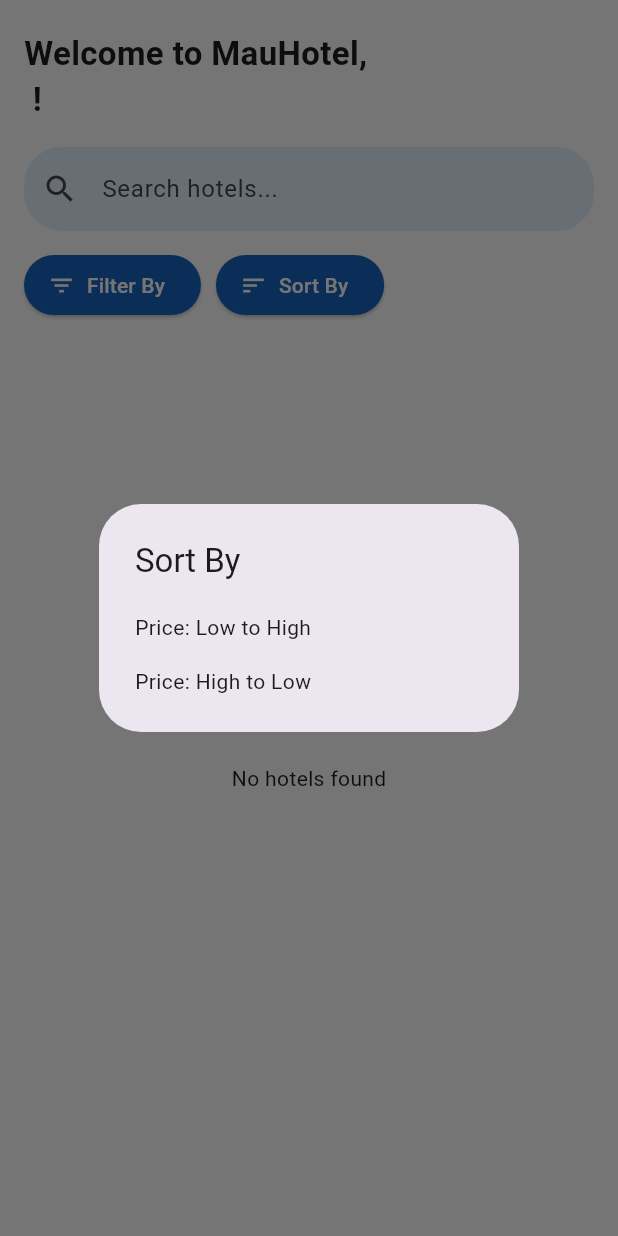
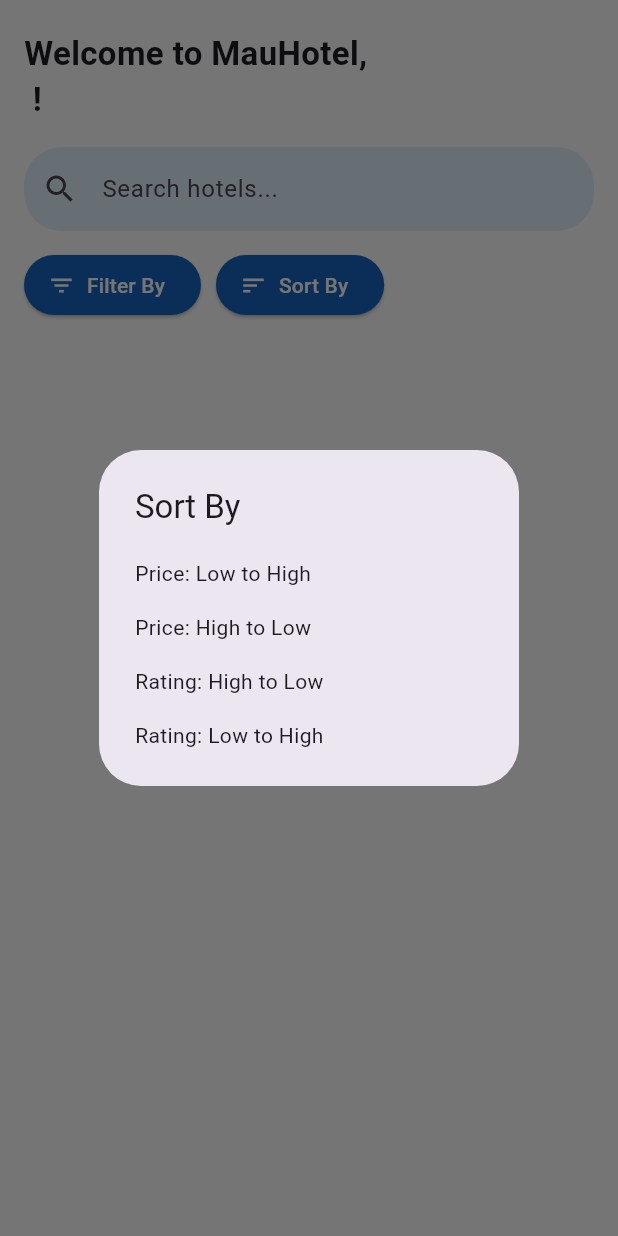
Before and after one commit to Tishar07/MauHotel, a Flutter app: the HomePage screen opened directly, after a tap on "Sort By", on a phone screen of 412 x 824 dp. Run offline on Flutter 3.47's test engine with Material 3 defaults, Android fonts, the light colour scheme and no system bars; our stand-ins replace supabase_flutter; accounts and stored records are empty.

Commit message:
EYY BOL LI BON ASTER

```diff
--- a/lib/Pages/home_page.dart
+++ b/lib/Pages/home_page.dart
@@ -1,42 +1,7 @@
 import 'package:flutter/material.dart';
 import 'package:supabase_flutter/supabase_flutter.dart';
-import 'hotel_view_page.dart';
-
-class Hotel {
-  final int id;
-  final String name;
-  final String description;
-  final double pricePerNight;
-  final String currency;
-  final String category;
-  final String imageUrl;
-  double rating; // now mutable so we can update after fetching reviews
-  int reviews;
-
-  Hotel({
-    required this.id,
-    required this.name,
-    required this.description,
-    required this.pricePerNight,
-    required this.currency,
-    required this.category,
-    required this.imageUrl,
-    this.rating = 0,
-    this.reviews = 0,
-  });
-
-  factory Hotel.fromJson(Map<String, dynamic> json) {
-    return Hotel(
-      id: json['hotel_id'] ?? 0,
-      name: json['name'] ?? 'Unknown Hotel',
-      description: json['description'] ?? '',
-      pricePerNight: (json['price_per_night'] ?? 0).toDouble(),
-      currency: json['currency'] ?? 'MUR',
-      category: json['category'] ?? '',
-      imageUrl: json['image_url'] ?? 'assets/Hotel_images/placeholder.jpg',
-    );
-  }
-}
+import '../models/hotel_model.dart';
+import 'hotel_details_page.dart';
 
 class HomePage extends StatefulWidget {
   const HomePage({super.key});
@@ -54,7 +19,6 @@ class _HomePageState extends State<HomePage> {
 
   String? _selectedSort;
   Map<String, String> _selectedFilters = {};
-
   String? _firstName;
   String? _lastName;
 
@@ -83,13 +47,12 @@ class _HomePageState extends State<HomePage> {
         });
       }
     } catch (e) {
-      debugPrint('Error fetching user: $e');
+      debugPrint('Error fetching user name: $e');
     }
   }
 
   Future<void> _fetchHotels() async {
     setState(() => _isLoading = true);
-
     try {
       dynamic query = supabase.from('hotels').select();
 
@@ -97,6 +60,7 @@ class _HomePageState extends State<HomePage> {
       final amenity = _selectedFilters['amenity'];
       final search = _searchController.text.trim();
 
+      // Apply filters
       if (category != null && category.isNotEmpty) {
         query = query.eq('category', category);
       }
@@ -109,7 +73,7 @@ class _HomePageState extends State<HomePage> {
         query = query.ilike('name', '%$search%');
       }
 
-      // Sorting logic
+      // Sorting options
       switch (_selectedSort) {
         case 'price_low_to_high':
           query = query.order('price_per_night', ascending: true);
@@ -117,55 +81,25 @@ class _HomePageState extends State<HomePage> {
         case 'price_high_to_low':
           query = query.order('price_per_night', ascending: false);
           break;
+        case 'rating_high_to_low':
+          query = query.order('rating_avg', ascending: false);
+          break;
+        case 'rating_low_to_high':
+          query = query.order('rating_avg', ascending: true);
+          break;
       }
 
       final data = await query;
       final hotels = (data as List).map((e) => Hotel.fromJson(e)).toList();
 
-      // Now fetch review data for each hotel
-      await _fetchReviewsForHotels(hotels);
-
       setState(() => _hotels = hotels);
     } catch (e, st) {
-      debugPrint('Fetch error: $e\n$st');
+      debugPrint('Error fetching hotels: $e\n$st');
       ScaffoldMessenger.of(
         context,
-      ).showSnackBar(const SnackBar(content: Text('Error fetching hotels')));
+      ).showSnackBar(const SnackBar(content: Text('Failed to fetch hotels')));
     } finally {
       setState(() => _isLoading = false);
-    }
-  }
-
-  Future<void> _fetchReviewsForHotels(List<Hotel> hotels) async {
-    try {
-      final hotelIds = hotels.map((h) => h.id).toList();
-      final response = await supabase
-          .from('reviews')
-          .select('hotel_id, rating')
-          .inFilter('hotel_id', hotelIds);
-
-      final List<dynamic> reviewsData = response as List<dynamic>;
-
-      // Group and calculate average
-      for (final hotel in hotels) {
-        final hotelReviews = reviewsData
-            .where((r) => r['hotel_id'] == hotel.id)
-            .toList();
-
-        if (hotelReviews.isNotEmpty) {
-          final totalRating = hotelReviews
-              .map((r) => (r['rating'] ?? 0).toDouble())
-              .reduce((a, b) => a + b);
-          final avgRating = totalRating / hotelReviews.length;
-          hotel.rating = avgRating;
-          hotel.reviews = hotelReviews.length;
-        } else {
-          hotel.rating = 0;
-          hotel.reviews = 0;
-        }
-      }
-    } catch (e) {
-      debugPrint('Error fetching review data: $e');
     }
   }
 
@@ -177,9 +111,12 @@ class _HomePageState extends State<HomePage> {
         children: [
           _sortOption('Price: Low to High', 'price_low_to_high'),
           _sortOption('Price: High to Low', 'price_high_to_low'),
+          _sortOption('Rating: High to Low', 'rating_high_to_low'),
+          _sortOption('Rating: Low to High', 'rating_low_to_high'),
         ],
       ),
     );
+
     if (result != null) {
       setState(() => _selectedSort = result);
       _fetchHotels();
@@ -207,15 +144,12 @@ class _HomePageState extends State<HomePage> {
                 decoration: const InputDecoration(labelText: 'Category'),
                 items: const [
                   DropdownMenuItem(value: 'Luxury', child: Text('Luxury')),
-                  DropdownMenuItem(
-                    value: 'Budget-Friendly',
-                    child: Text('Budget-Friendly'),
-                  ),
+                  DropdownMenuItem(value: 'Budget', child: Text('Budget')),
+                  DropdownMenuItem(value: 'Resort', child: Text('Resort')),
                   DropdownMenuItem(
                     value: 'Adventure',
                     child: Text('Adventure'),
                   ),
-                  DropdownMenuItem(value: 'Resort', child: Text('Resort')),
                 ],
                 onChanged: (v) => category = v,
               ),
@@ -261,20 +195,23 @@ class _HomePageState extends State<HomePage> {
 
   @override
   Widget build(BuildContext context) {
-    final userGreeting = _firstName != null
+    final greeting = _firstName != null
         ? 'Welcome to MauHotel,\n$_firstName $_lastName!'
         : 'Welcome to MauHotel!';
 
     return Scaffold(
       backgroundColor: Colors.white,
       body: SafeArea(
-        child: Padding(
+        child: RefreshIndicator(
+          onRefresh: _fetchHotels,
+          child: SingleChildScrollView(
+            physics: const AlwaysScrollableScrollPhysics(),
             padding: const EdgeInsets.symmetric(horizontal: 16, vertical: 20),
             child: Column(
               crossAxisAlignment: CrossAxisAlignment.start,
               children: [
                 Text(
-                userGreeting,
+                  greeting,
                   style: const TextStyle(
                     fontSize: 22,
                     fontWeight: FontWeight.bold,
@@ -326,17 +263,23 @@ class _HomePageState extends State<HomePage> {
                   ],
                 ),
                 const SizedBox(height: 20),
-              Expanded(
-                child: _isLoading
+                _isLoading
                     ? const Center(child: CircularProgressIndicator())
                     : _hotels.isEmpty
-                    ? const Center(child: Text('No hotels found'))
+                    ? const Center(
+                        child: Padding(
+                          padding: EdgeInsets.only(top: 80),
+                          child: Text('No hotels found'),
+                        ),
+                      )
                     : ListView.builder(
+                        physics: const NeverScrollableScrollPhysics(),
+                        shrinkWrap: true,
                         itemCount: _hotels.length,
                         itemBuilder: (_, i) => _buildHotelCard(_hotels[i]),
                       ),
+              ],
             ),
-            ],
           ),
         ),
       ),
@@ -353,12 +296,13 @@ class _HomePageState extends State<HomePage> {
         child: Row(
           crossAxisAlignment: CrossAxisAlignment.start,
           children: [
-            _buildHotelImage(hotel.imageUrl, height: 140, width: 140),
+            _buildHotelImage(hotel.imageUrl),
             const SizedBox(width: 16),
             Expanded(
               child: Column(
                 crossAxisAlignment: CrossAxisAlignment.start,
                 children: [
+                  // Hotel name
                   Text(
                     hotel.name,
                     style: const TextStyle(
@@ -367,21 +311,25 @@ class _HomePageState extends State<HomePage> {
                     ),
                   ),
                   const SizedBox(height: 6),
+
+                  // Rating and location
                   Row(
                     children: [
                       const Icon(Icons.star, color: Colors.orange, size: 18),
                       Text(
-                        '${hotel.rating.toStringAsFixed(1)}/5',
+                        '${hotel.ratingAvg.toStringAsFixed(1)}/5',
                         style: const TextStyle(fontWeight: FontWeight.bold),
                       ),
                       const SizedBox(width: 8),
                       Text(
-                        '(${hotel.reviews} reviews)',
+                        hotel.location,
                         style: const TextStyle(color: Colors.black54),
                       ),
                     ],
                   ),
                   const SizedBox(height: 6),
+
+                  // Description
                   Text(
                     hotel.description,
                     maxLines: 2,
@@ -389,13 +337,12 @@ class _HomePageState extends State<HomePage> {
                     style: const TextStyle(fontSize: 14),
                   ),
                   const SizedBox(height: 10),
-                 Row(
+
+                  // Price + Button
+                  Column(
                     crossAxisAlignment: CrossAxisAlignment.start,
                     children: [
-                      Expanded(
-                        child: Column(
-                          crossAxisAlignment: CrossAxisAlignment.start,
-                          children: [
+                      // Price
                       Text(
                         'Rs ${hotel.pricePerNight.toStringAsFixed(0)} per night',
                         style: TextStyle(
@@ -404,24 +351,21 @@ class _HomePageState extends State<HomePage> {
                           fontSize: 16,
                         ),
                       ),
-                          ],
-                        ),
-                      ),
-                      Column(
-                        crossAxisAlignment: CrossAxisAlignment.end,
-                        children: [
-                          ElevatedButton.icon(
+                      const SizedBox(height: 10),
+                      // Button aligned to right
+                      Align(
+                        alignment: Alignment.centerRight,
+                        child: ElevatedButton.icon(
                           onPressed: () {
                             Navigator.push(
                               context,
                               MaterialPageRoute(
-                                  builder: (context) =>
-                                      HotelViewPage(hotelId: hotel.id.toString()),
+                                builder: (_) => HotelDetailsPage(hotel: hotel),
                               ),
                             );
                           },
                           style: ElevatedButton.styleFrom(
-                              backgroundColor: const Color.fromRGBO(21, 101, 192, 1),
+                            backgroundColor: Colors.blue.shade800,
                             foregroundColor: Colors.white,
                             shape: RoundedRectangleBorder(
                               borderRadius: BorderRadius.circular(25),
@@ -434,12 +378,9 @@ class _HomePageState extends State<HomePage> {
                           icon: const Icon(Icons.arrow_forward, size: 18),
                           label: const Text('View'),
                         ),
-                        ],
                       ),
                     ],
                   ),
-
-
                 ],
               ),
             ),
@@ -449,36 +390,35 @@ class _HomePageState extends State<HomePage> {
     );
   }
 
-  Widget _buildHotelImage(
-    String url, {
-    double height = 120,
-    double width = 120,
-  }) {
-    final isNetwork = url.startsWith('http') || url.startsWith('https');
+  Widget _buildHotelImage(String url) {
     return ClipRRect(
       borderRadius: BorderRadius.circular(15),
-      child: isNetwork
+      child: url.startsWith('http')
           ? Image.network(
               url,
-              height: height,
-              width: width,
+              height: 140,
+              width: 140,
               fit: BoxFit.cover,
-              errorBuilder: (_, __, ___) => _imagePlaceholder(height, width),
+              errorBuilder: (_, __, ___) =>
+                  _placeholderImage(height: 140, width: 140),
             )
           : Image.asset(
               url,
-              height: height,
-              width: width,
+              height: 140,
+              width: 140,
               fit: BoxFit.cover,
-              errorBuilder: (_, __, ___) => _imagePlaceholder(height, width),
+              errorBuilder: (_, __, ___) =>
+                  _placeholderImage(height: 140, width: 140),
             ),
     );
   }
 
-  Widget _imagePlaceholder(double height, double width) => Container(
+  Widget _placeholderImage({required double height, required double width}) {
+    return Container(
       height: height,
       width: width,
-    color: const Color.fromARGB(255, 255, 255, 255),
+      color: Colors.white,
       child: const Icon(Icons.broken_image, color: Colors.grey),
     );
   }
+}
```
Also changed, not shown: lib/Pages/hotel_view_page.dart (deleted, +0 -413 lines). Lines whose indentation alone changed are shown as unchanged.
